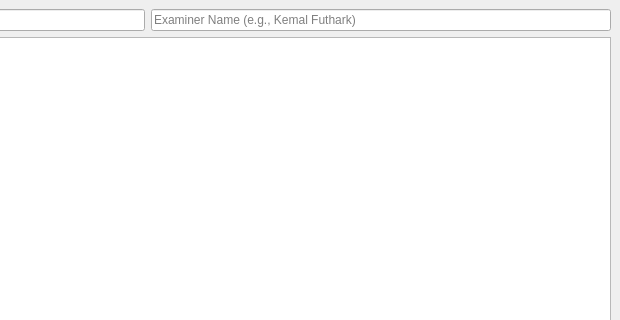
First picture: the form in forensic_qt6.ui, repository Futhark1393/Remote-Forensic-Imager, before the edit; both pictures show x 325 to 945 and y 0 to 320 of the 945 by 635 pixel window.
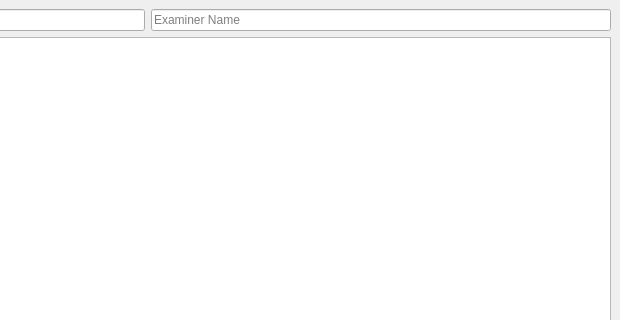
Second picture: the form after the edit.

```diff
--- a/forensic_qt6.ui
+++ b/forensic_qt6.ui
@@ -27,7 +27,7 @@
       <item>
        <widget class="QLineEdit" name="txt_examiner">
         <property name="placeholderText">
-         <string>Examiner Name (e.g., Kemal Futhark)</string>
+         <string>Examiner Name</string>
         </property>
        </widget>
       </item>
```
